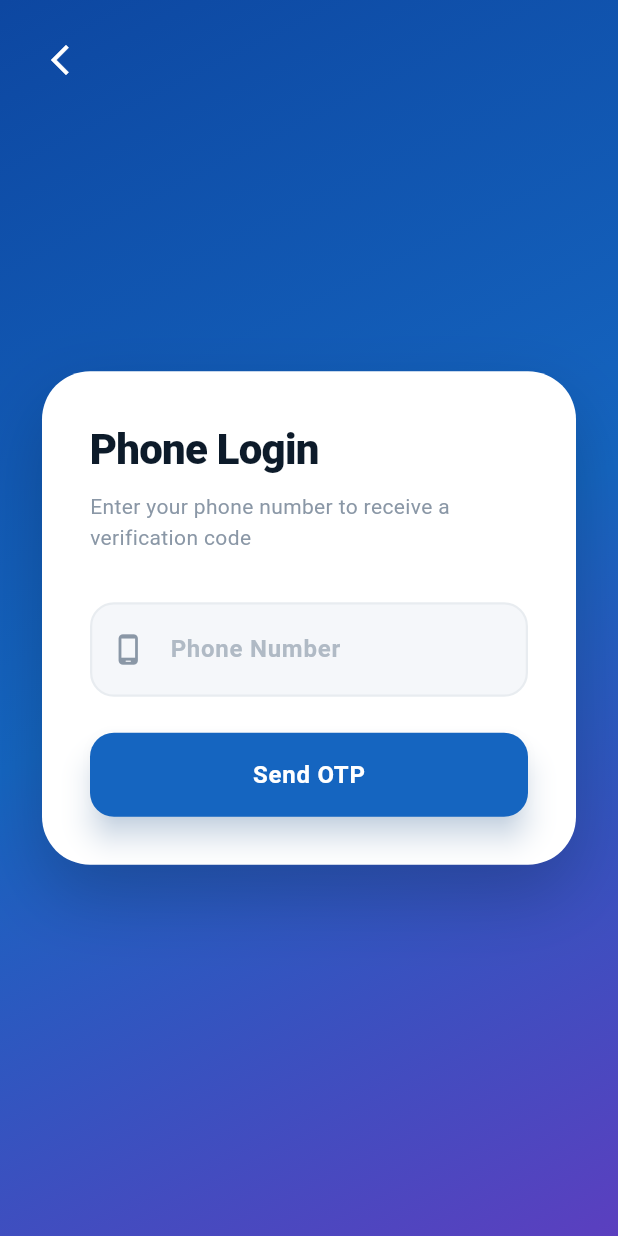
After one commit to aniketfagare11-lang/Project-Routo-App, a Flutter app: the PhoneLoginScreen screen opened directly, on a phone screen of 412 x 824 dp. The commit adds this screen. Run offline on Flutter 3.47's test engine with Material 3 defaults, Android fonts, the phone set to English and light mode, and no system bars; our stand-ins replace firebase_auth, firebase_core, google_sign_in, lottie, shimmer; missing offline and left inert: firebase_auth_platform_interface; accounts and stored records are empty.

Commit message:
feat: add phone number authentication and integrate Google Sign-In support

```diff
--- /dev/null
+++ b/lib/screens/phone_login_screen.dart
@@ -0,0 +1,337 @@
+import 'package:flutter/material.dart';
+import 'dart:math' as math;
+import 'package:firebase_auth/firebase_auth.dart';
+import 'package:flutter/foundation.dart' show kIsWeb;
+import 'package:firebase_auth_platform_interface/firebase_auth_platform_interface.dart';
+
+class PhoneLoginScreen extends StatefulWidget {
+  const PhoneLoginScreen({super.key});
+
+  @override
+  State<PhoneLoginScreen> createState() => _PhoneLoginScreenState();
+}
+
+class _PhoneLoginScreenState extends State<PhoneLoginScreen>
+    with TickerProviderStateMixin {
+  final _phoneController = TextEditingController();
+  final _otpController = TextEditingController();
+  bool _isLoading = false;
+  bool _otpSent = false;
+  String? _verificationId;
+  ConfirmationResult? _webConfirmationResult;
+
+  late AnimationController _fadeController;
+  late AnimationController _slideController;
+  late Animation<double> _fadeAnim;
+  late Animation<Offset> _cardSlide;
+
+  @override
+  void initState() {
+    super.initState();
+    _fadeController = AnimationController(
+      vsync: this,
+      duration: const Duration(milliseconds: 1000),
+    );
+    _slideController = AnimationController(
+      vsync: this,
+      duration: const Duration(milliseconds: 800),
+    );
+
+    _fadeAnim = CurvedAnimation(parent: _fadeController, curve: Curves.easeOut);
+    _cardSlide = Tween<Offset>(
+      begin: const Offset(0, 0.3),
+      end: Offset.zero,
+    ).animate(CurvedAnimation(parent: _slideController, curve: Curves.easeOutCubic));
+
+    _fadeController.forward();
+    _slideController.forward();
+  }
+
+  @override
+  void dispose() {
+    _fadeController.dispose();
+    _slideController.dispose();
+    _phoneController.dispose();
+    _otpController.dispose();
+    super.dispose();
+  }
+
+  void _showError(String message) {
+    if (!mounted) return;
+    ScaffoldMessenger.of(context).showSnackBar(
+      SnackBar(
+        content: Text(message),
+        backgroundColor: const Color(0xFFD32F2F),
+        behavior: SnackBarBehavior.floating,
+        shape: RoundedRectangleBorder(borderRadius: BorderRadius.circular(12)),
+      ),
+    );
+  }
+
+  String _normalizePhone(String phone) {
+    phone = phone.trim();
+    if (!phone.startsWith('+')) phone = '+91$phone';
+    return phone;
+  }
+
+  Future<void> _sendOtp() async {
+    final phone = _phoneController.text.trim();
+    if (phone.isEmpty) {
+      _showError('Please enter your phone number.');
+      return;
+    }
+
+    setState(() => _isLoading = true);
+    final fullPhone = _normalizePhone(phone);
+
+    try {
+      if (kIsWeb) {
+        final verifier = RecaptchaVerifier(
+          auth: FirebaseAuthPlatform.instance,
+          container: 'recaptcha-container',
+          size: RecaptchaVerifierSize.compact,
+        );
+        _webConfirmationResult = await FirebaseAuth.instance.signInWithPhoneNumber(fullPhone, verifier);
+        setState(() => _otpSent = true);
+      } else {
+        await FirebaseAuth.instance.verifyPhoneNumber(
+          phoneNumber: fullPhone,
+          verificationCompleted: (PhoneAuthCredential credential) async {
+            await FirebaseAuth.instance.signInWithCredential(credential);
+            if (mounted) Navigator.of(context).popUntil((route) => route.isFirst);
+          },
+          verificationFailed: (FirebaseAuthException e) {
+            _showError(e.message ?? 'Verification failed.');
+          },
+          codeSent: (String verificationId, int? resendToken) {
+            setState(() {
+              _verificationId = verificationId;
+              _otpSent = true;
+            });
+          },
+          codeAutoRetrievalTimeout: (String verificationId) {
+            _verificationId = verificationId;
+          },
+        );
+      }
+    } catch (e) {
+      _showError('Failed to send OTP: ${e.toString()}');
+    } finally {
+      if (mounted) setState(() => _isLoading = false);
+    }
+  }
+
+  Future<void> _verifyOtp() async {
+    final otp = _otpController.text.trim();
+    if (otp.isEmpty) {
+      _showError('Please enter the OTP.');
+      return;
+    }
+
+    setState(() => _isLoading = true);
+    try {
+      if (kIsWeb && _webConfirmationResult != null) {
+        await _webConfirmationResult!.confirm(otp);
+      } else if (_verificationId != null) {
+        final credential = PhoneAuthProvider.credential(
+          verificationId: _verificationId!,
+          smsCode: otp,
+        );
+        await FirebaseAuth.instance.signInWithCredential(credential);
+      }
+      if (mounted) Navigator.of(context).popUntil((route) => route.isFirst);
+    } catch (e) {
+      _showError('Invalid OTP. Please try again.');
+    } finally {
+      if (mounted) setState(() => _isLoading = false);
+    }
+  }
+
+  @override
+  Widget build(BuildContext context) {
+    return Scaffold(
+      body: Container(
+        decoration: const BoxDecoration(
+          gradient: LinearGradient(
+            begin: Alignment.topLeft,
+            end: Alignment.bottomRight,
+            colors: [Color(0xFF0D47A1), Color(0xFF1565C0), Color(0xFF5B3FBF)],
+          ),
+        ),
+        child: SafeArea(
+          child: Stack(
+            children: [
+              Positioned(
+                top: 16,
+                left: 16,
+                child: IconButton(
+                  icon: const Icon(Icons.arrow_back_ios_new, color: Colors.white),
+                  onPressed: () => Navigator.of(context).pop(),
+                ),
+              ),
+              Center(
+                child: SingleChildScrollView(
+                  padding: const EdgeInsets.symmetric(horizontal: 28),
+                  child: FadeTransition(
+                    opacity: _fadeAnim,
+                    child: SlideTransition(
+                      position: _cardSlide,
+                      child: _buildMainCard(),
+                    ),
+                  ),
+                ),
+              ),
+            ],
+          ),
+        ),
+      ),
+    );
+  }
+
+  Widget _buildMainCard() {
+    return Container(
+      padding: const EdgeInsets.all(32),
+      decoration: BoxDecoration(
+        color: Colors.white,
+        borderRadius: BorderRadius.circular(32),
+        boxShadow: [
+          BoxShadow(
+            color: Colors.black.withOpacity(0.2),
+            blurRadius: 40,
+            offset: const Offset(0, 20),
+          ),
+        ],
+      ),
+      child: AnimatedSize(
+        duration: const Duration(milliseconds: 300),
+        child: Column(
+          mainAxisSize: MainAxisSize.min,
+          crossAxisAlignment: CrossAxisAlignment.start,
+          children: [
+            Text(
+              _otpSent ? 'Verify OTP' : 'Phone Login',
+              style: const TextStyle(
+                fontSize: 28,
+                fontWeight: FontWeight.w800,
+                color: Color(0xFF0D1B2A),
+                letterSpacing: -0.5,
+              ),
+            ),
+            const SizedBox(height: 8),
+            Text(
+              _otpSent
+                  ? 'Enter the 6-digit code sent to your phone'
+                  : 'Enter your phone number to receive a verification code',
+              style: const TextStyle(
+                fontSize: 14,
+                color: Color(0xFF8A97A6),
+                height: 1.5,
+              ),
+            ),
+            const SizedBox(height: 32),
+            if (!_otpSent) ...[
+              _buildTextField(
+                controller: _phoneController,
+                hint: 'Phone Number',
+                icon: Icons.phone_android_rounded,
+                keyboardType: TextInputType.phone,
+              ),
+              const SizedBox(height: 24),
+              _buildActionButton(
+                text: 'Send OTP',
+                onPressed: _sendOtp,
+              ),
+            ] else ...[
+              _buildTextField(
+                controller: _otpController,
+                hint: 'Enter 6-digit OTP',
+                icon: Icons.lock_open_rounded,
+                keyboardType: TextInputType.number,
+                maxLength: 6,
+              ),
+              const SizedBox(height: 24),
+              _buildActionButton(
+                text: 'Verify \u0026 Login',
+                onPressed: _verifyOtp,
+              ),
+              const SizedBox(height: 16),
+              Center(
+                child: TextButton(
+                  onPressed: () => setState(() => _otpSent = false),
+                  child: const Text(
+                    'Change Phone Number',
+                    style: TextStyle(
+                      color: Color(0xFF1565C0),
+                      fontWeight: FontWeight.w600,
+                    ),
+                  ),
+                ),
+              ),
+            ],
+          ],
+        ),
+      ),
+    );
+  }
+
+  Widget _buildTextField({
+    required TextEditingController controller,
+    required String hint,
+    required IconData icon,
+    TextInputType? keyboardType,
+    int? maxLength,
+  }) {
+    return Container(
+      decoration: BoxDecoration(
+        color: const Color(0xFFF5F7FA),
+        borderRadius: BorderRadius.circular(16),
+        border: Border.all(color: const Color(0xFFE8ECF0), width: 1.5),
+      ),
+      child: TextField(
+        controller: controller,
+        keyboardType: keyboardType,
+        maxLength: maxLength,
+        style: const TextStyle(
+          fontSize: 16,
+          fontWeight: FontWeight.w600,
+          color: Color(0xFF0D1B2A),
+        ),
+        decoration: InputDecoration(
+          counterText: '',
+          hintText: hint,
+          hintStyle: const TextStyle(color: Color(0xFFB0BAC5)),
+          prefixIcon: Icon(icon, color: const Color(0xFF8A97A6), size: 22),
+          border: InputBorder.none,
+          contentPadding: const EdgeInsets.symmetric(horizontal: 20, vertical: 18),
+        ),
+      ),
+    );
+  }
+
+  Widget _buildActionButton({required String text, required VoidCallback onPressed}) {
+    return SizedBox(
+      width: double.infinity,
+      height: 56,
+      child: ElevatedButton(
+        onPressed: _isLoading ? null : onPressed,
+        style: ElevatedButton.styleFrom(
+          backgroundColor: const Color(0xFF1565C0),
+          foregroundColor: Colors.white,
+          elevation: 8,
+          shadowColor: const Color(0xFF1565C0).withOpacity(0.4),
+          shape: RoundedRectangleBorder(borderRadius: BorderRadius.circular(16)),
+        ),
+        child: _isLoading
+            ? const SizedBox(
+                width: 24,
+                height: 24,
+                child: CircularProgressIndicator(color: Colors.white, strokeWidth: 3),
+              )
+            : Text(
+                text,
+                style: const TextStyle(fontSize: 16, fontWeight: FontWeight.bold, letterSpacing: 0.5),
+              ),
+      ),
+    );
+  }
+}
--- a/pubspec.yaml
+++ b/pubspec.yaml
@@ -16,6 +16,9 @@ dependencies:
   firebase_auth: ^5.5.2
   firebase_auth_platform_interface: ^7.7.3
   intl: ^0.20.2
+  image_picker: ^1.2.1
+  firebase_storage: ^12.4.10
+  google_sign_in: ^6.2.2
 
 dev_dependencies:
   flutter_test:
```
Also changed, not shown: lib/screens/login_screen.dart (+34 -2 lines), lib/screens/signup_screen.dart (+67 -55 lines), pubspec.lock, 7 other files.
